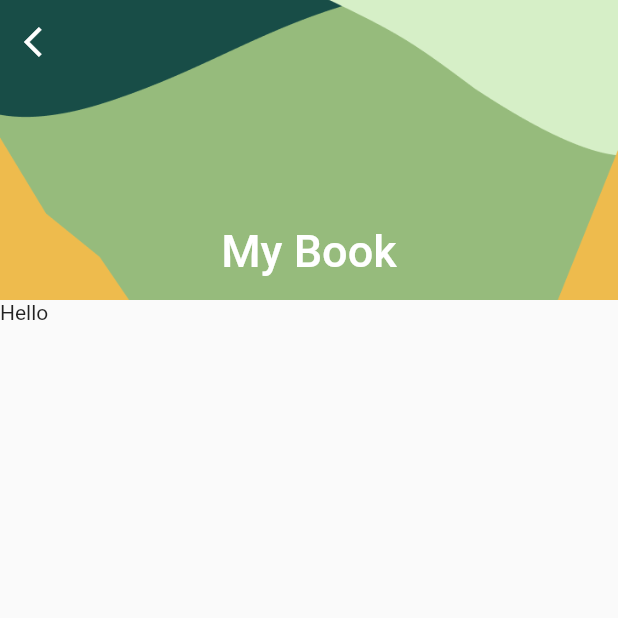
After one commit to Library-Management07/My_Library, a Flutter app: the Mybook screen opened directly, on a phone screen of 412 x 824 dp, the top half of it. The commit adds this screen. Run offline on Flutter 3.47's test engine with Material 2 defaults, Android fonts, the phone set to English and light mode, and no system bars; our stand-ins replace cloud_firestore, firebase_auth, firebase_core, firebase_database; accounts and stored records are empty.

Commit message:
new changes MyAcc

```diff
--- /dev/null
+++ b/library_app/lib/Mybook.dart
@@ -0,0 +1,55 @@
+import 'package:flutter/material.dart';
+import 'package:library_app/HomeScreen.dart';
+
+class MyBook extends StatelessWidget {
+  @override
+  Widget build(BuildContext context) {
+    return MaterialApp(
+      debugShowCheckedModeBanner: false,
+      home: Mybook(),
+    );
+  }
+}
+class Mybook extends StatefulWidget {
+  @override
+  _MybookState createState() => _MybookState();
+}
+
+class _MybookState extends State<Mybook> {
+  nested(){
+    return NestedScrollView(
+      headerSliverBuilder: (BuildContext context, bool innerBoxIsScrolled){
+        return <Widget>[
+          SliverAppBar(
+            leading: IconButton(
+                icon: Icon(Icons.arrow_back_ios),
+                onPressed: (){
+                  Navigator.push(context,MaterialPageRoute(builder: (context)=>Home_screen()));
+                }
+            ),
+            expandedHeight: 200.0,
+            floating: false,
+            backgroundColor: Colors.lightGreen,
+            pinned: true,
+            flexibleSpace: FlexibleSpaceBar(
+              centerTitle: true,
+              title: Text("My Book"),
+              background: Image.asset(
+                "assets/Menu_Home.png",
+                fit: BoxFit.cover,
+              ),
+            ),
+          ),
+        ];
+      },
+      body:
+        Text("Hello"),
+    );
+  }
+  @override
+  Widget build(BuildContext context) {
+    return Scaffold(
+      body: nested(),
+    );
+  }
+}
```
Also changed, not shown: library_app/lib/Account/MyAcc.dart (deleted, +0 -109 lines), library_app/lib/HomeScreen.dart (+5 -4 lines), library_app/pubspec.yaml (+5 -3 lines), library_app/pubspec.lock.
